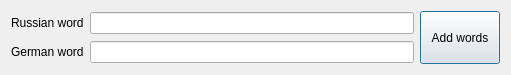
Above: addwordswindow.ui from lelika1/disturber before the change. Below: the same form after it.
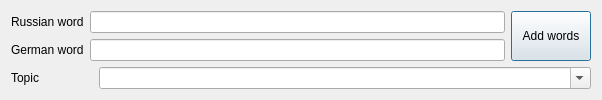
That is the form after the change. Custom widgets are drawn as their Qt base class.

Commit message: Added topics support. Added SetupStudyWindow.

```diff
--- a/addwordswindow.ui
+++ b/addwordswindow.ui
@@ -9,8 +9,8 @@
    <rect>
     <x>0</x>
     <y>0</y>
-    <width>511</width>
-    <height>75</height>
+    <width>602</width>
+    <height>100</height>
    </rect>
   </property>
   <property name="sizePolicy">
@@ -22,19 +22,19 @@
   <property name="minimumSize">
    <size>
     <width>0</width>
-    <height>75</height>
+    <height>100</height>
    </size>
   </property>
   <property name="maximumSize">
    <size>
     <width>16777215</width>
-    <height>75</height>
+    <height>100</height>
    </size>
   </property>
   <property name="windowTitle">
    <string>Enter new words</string>
   </property>
-  <layout class="QHBoxLayout" name="horizontalLayout_2">
+  <layout class="QVBoxLayout" name="verticalLayout">
    <item>
     <layout class="QHBoxLayout" name="horizontalLayout">
      <item>
@@ -82,6 +82,30 @@
      </item>
     </layout>
    </item>
+   <item>
+    <layout class="QHBoxLayout" name="horizontalLayout_2" stretch="1,6">
+     <item>
+      <widget class="QLabel" name="label_3">
+       <property name="text">
+        <string>Topic</string>
+       </property>
+      </widget>
+     </item>
+     <item>
+      <widget class="QComboBox" name="topicsComboBox">
+       <property name="editable">
+        <bool>true</bool>
+       </property>
+       <property name="currentText">
+        <string extracomment="v"/>
+       </property>
+       <property name="insertPolicy">
+        <enum>QComboBox::InsertAlphabetically</enum>
+       </property>
+      </widget>
+     </item>
+    </layout>
+   </item>
   </layout>
  </widget>
  <customwidgets>
```
The commit also changes 18 other files.
